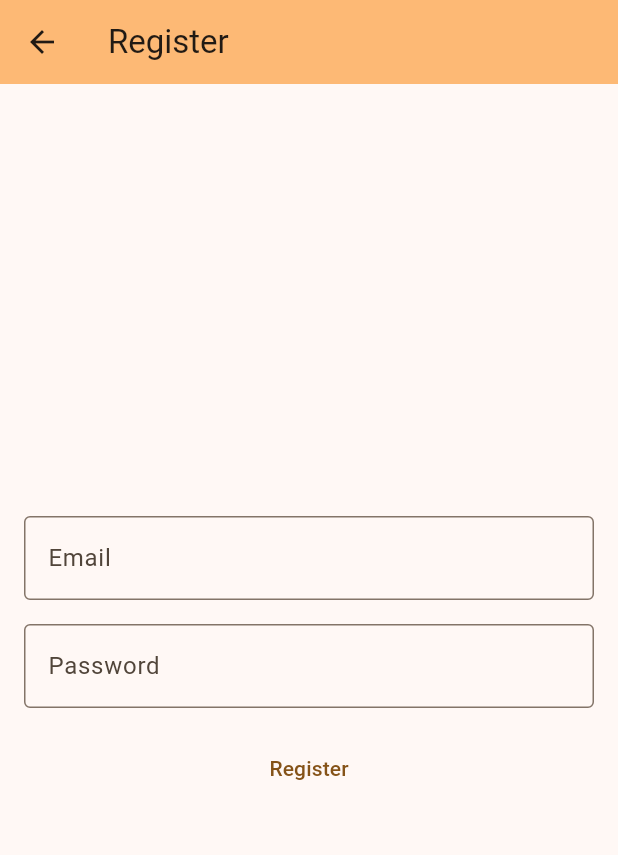
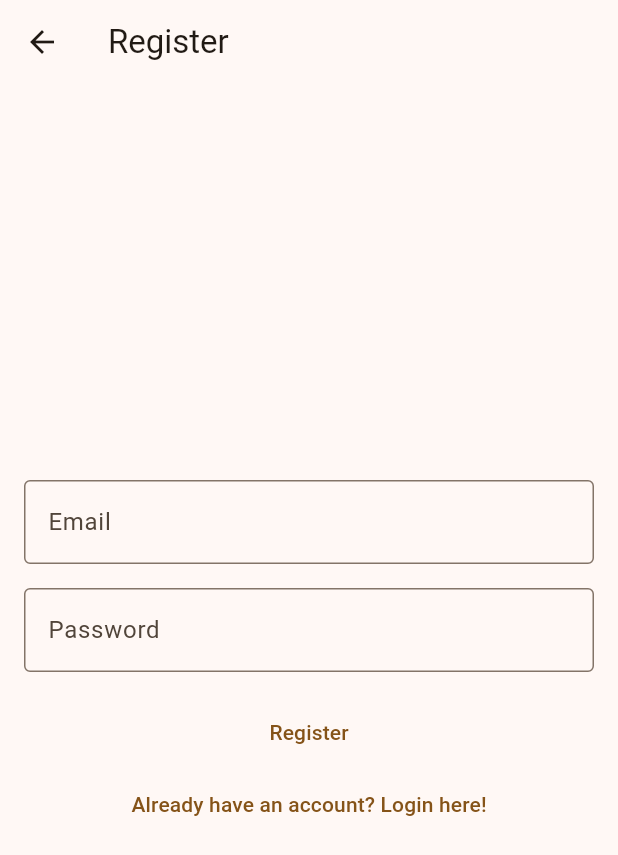
Before and after one commit to omar-makran/Notely, a Flutter app: the RegisterView screen opened by its route, after a tap on "Register", on a phone screen of 412 x 824 dp. Shown: the top 855 px of the screen. Run offline on Flutter 3.47's test engine with Material 3 defaults, Android fonts, the phone set to English and light mode, and no system bars; our stand-ins replace firebase_auth, firebase_core; accounts and stored records are empty; network calls fail.

Commit message:
register-view working good

```diff
--- a/lib/views/register_view.dart
+++ b/lib/views/register_view.dart
@@ -1,7 +1,5 @@
 import 'package:firebase_auth/firebase_auth.dart';
-import 'package:firebase_core/firebase_core.dart';
 import 'package:flutter/material.dart';
-import '../firebase_options.dart';
 
 class RegisterView extends StatefulWidget {
   const RegisterView({super.key});
@@ -13,17 +11,13 @@ class RegisterView extends StatefulWidget {
 class _RegisterViewState extends State<RegisterView> {
   late final TextEditingController _email;
   late final TextEditingController _password;
-  late final Future<FirebaseApp> _initialization;
   bool _obscureText = true;
 
   @override
   void initState() {
     _email = TextEditingController();
     _password = TextEditingController();
-    _initialization = Firebase.initializeApp(
-      options: DefaultFirebaseOptions.currentPlatform,
-    );
-    // Rebuild the widget when the password text changes to update the icon visibility.
+
     _password.addListener(() {
       setState(() {});
     });
@@ -41,15 +35,9 @@ class _RegisterViewState extends State<RegisterView> {
   Widget build(BuildContext context) {
     return Scaffold(
       appBar: AppBar(
-        backgroundColor: Theme.of(context).colorScheme.inversePrimary,
         title: const Text('Register'),
       ),
-      body: FutureBuilder(
-        future: _initialization,
-        builder: (context, snapshot) {
-          switch (snapshot.connectionState) {
-            case ConnectionState.done:
-              return Padding(
+      body: Padding(
         padding: const EdgeInsets.all(16.0),
         child: Column(
           mainAxisAlignment: MainAxisAlignment.center,
@@ -74,37 +62,30 @@ class _RegisterViewState extends State<RegisterView> {
               decoration: InputDecoration(
                 border: const OutlineInputBorder(),
                 hintText: 'Password',
-                        // Show the icon only if the password field is not empty.
                 suffixIcon: _password.text.isNotEmpty
                     ? IconButton(
                         icon: Icon(
-                            // Change the icon based on the obscureText state.
                           _obscureText
                               ? Icons.visibility_off
                               : Icons.visibility,
                         ),
                         onPressed: () {
-                            // Toggle the password's visibility on press.
                           setState(() {
                             _obscureText = !_obscureText;
                           });
                         },
                       )
-                            : null, // Otherwise, show no icon.
+                    : null,
               ),
             ),
             const SizedBox(height: 16.0),
             TextButton(
               onPressed: () async {
                 try {
-                          // Create a new user with the provided email and password.
-                          final userCredential =
                   await FirebaseAuth.instance.createUserWithEmailAndPassword(
                     email: _email.text,
                     password: _password.text,
                   );
-                          // Consider showing a success message to the user.
-                          print('Successfully registered: ${userCredential.user?.uid}');
                 } on FirebaseAuthException catch (e) {
                   if (e.code == 'weak-password') {
                     print('The password provided is too weak.');
@@ -114,19 +95,22 @@ class _RegisterViewState extends State<RegisterView> {
                     print('The email address is badly formatted.');
                   } else {
                     print('Error registering: ${e.message}');
-                            print(e.code);
                   }
                 }
               },
               child: const Text('Register'),
             ),
+            TextButton(
+              onPressed: () {
+                Navigator.of(context).pushNamedAndRemoveUntil(
+                  '/login/',
+                  (route) => false,
+                );
+              },
+              child: const Text('Already have an account? Login here!'),
+            )
           ],
         ),
-              );
-            default:
-              return const Center(child: CircularProgressIndicator());
-          }
-        },
       ),
     );
   }
```
Lines whose indentation alone changed are shown as unchanged.
